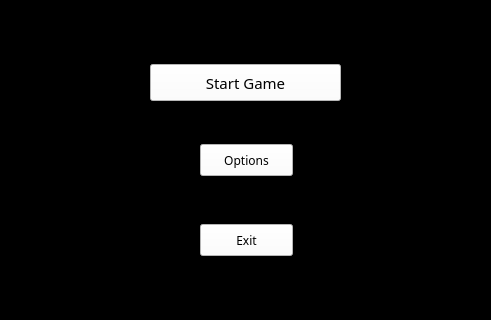
Qt form SnakeGame/mainwindow.ui (menellialex/SnakeGame) before a commit; both pictures show x 0 to 491 and y 176 to 496 of the 491 by 860 pixel window.
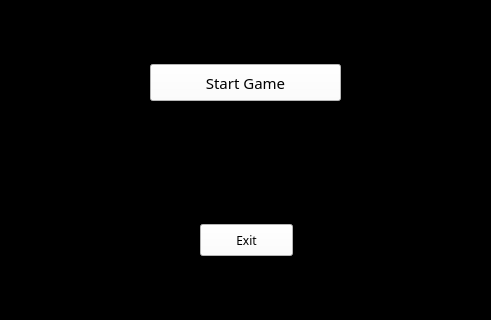
The same form after that commit.

Commit message:
mainwindow and options work
getting a bug that kills nick right away. Will try and find why that breaks

Diff of the .ui file:
```diff
--- a/SnakeGame/mainwindow.ui
+++ b/SnakeGame/mainwindow.ui
@@ -113,27 +113,6 @@
      <set>Qt::AlignCenter</set>
     </property>
    </widget>
-   <widget class="QPushButton" name="optionsButton">
-    <property name="geometry">
-     <rect>
-      <x>200</x>
-      <y>320</y>
-      <width>93</width>
-      <height>32</height>
-     </rect>
-    </property>
-    <property name="font">
-     <font>
-      <family>Titillium Web</family>
-     </font>
-    </property>
-    <property name="styleSheet">
-     <string notr="true">background-color: rgb(255, 255, 255);</string>
-    </property>
-    <property name="text">
-     <string>Options</string>
-    </property>
-   </widget>
    <widget class="QPushButton" name="exitButton">
     <property name="geometry">
      <rect>
```
The commit also changes 15 other files.
